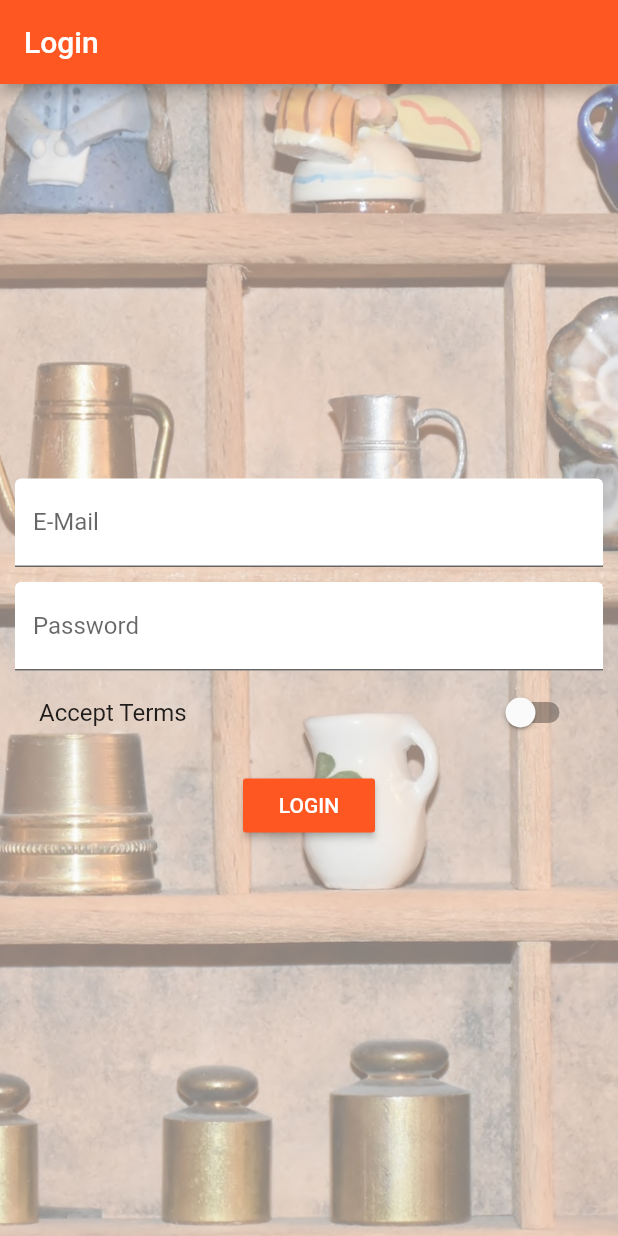
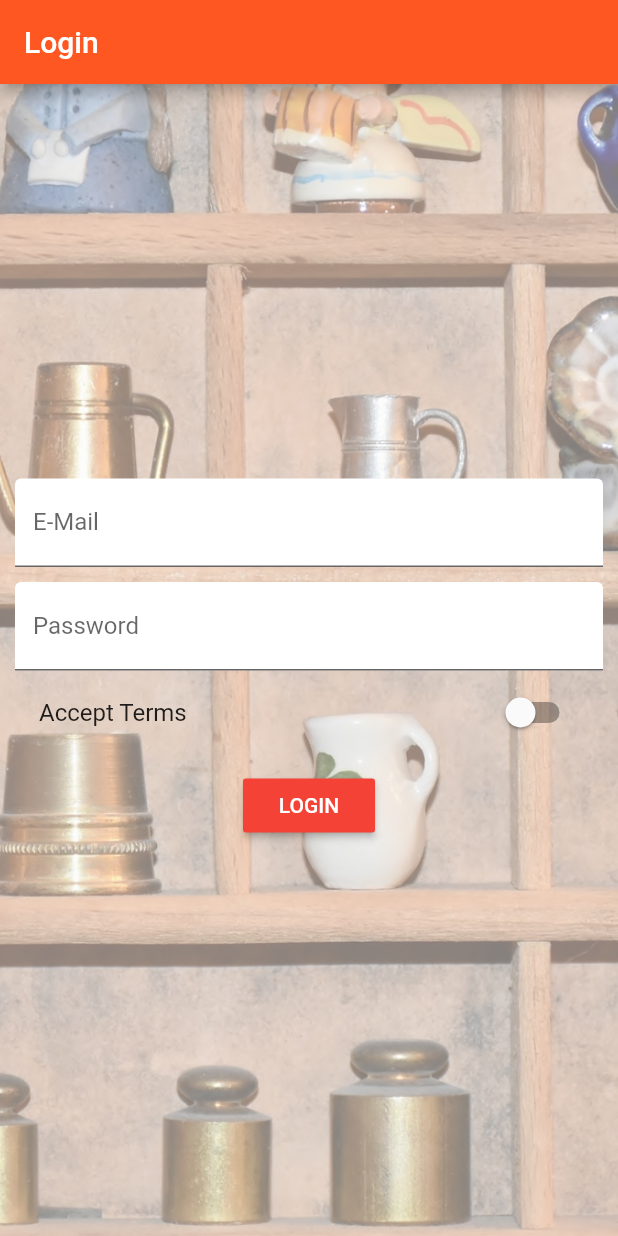
Before and after one commit to OperKH/learn_flutter, a Flutter app: the screen it shows after launch, on a phone screen of 412 x 824 dp. Run offline on Flutter 3.47's test engine with Material 2 defaults, Android fonts, the light colour scheme and no system bars.

Commit message:
Refactoring. Media Queries.

```diff
--- a/widget_deep_dive/lib/main.dart
+++ b/widget_deep_dive/lib/main.dart
@@ -35,6 +35,7 @@ class _MyAppState extends State<MyApp> {
       theme: ThemeData(
         primarySwatch: Colors.deepOrange,
         accentColor: Colors.deepPurple,
+        buttonColor: Colors.red,
       ),
       // home: AuthenticatePage(),
       routes: {
--- a/widget_deep_dive/lib/pages/auth.dart
+++ b/widget_deep_dive/lib/pages/auth.dart
@@ -12,27 +12,17 @@ class _AuthPageState extends State<AuthPage> {
   String _passwordValue;
   bool _acceptTerms = false;
 
-  @override
-  Widget build(BuildContext context) {
-    return Scaffold(
-      appBar: AppBar(
-        title: Text('Login'),
-      ),
-      body: Container(
-        decoration: BoxDecoration(
-          image: DecorationImage(
+  DecorationImage _buildBackgroundImage() {
+    return DecorationImage(
       fit: BoxFit.cover,
-            colorFilter: ColorFilter.mode(
-                Colors.black.withOpacity(0.5), BlendMode.dstATop),
+      colorFilter:
+          ColorFilter.mode(Colors.black.withOpacity(0.5), BlendMode.dstATop),
       image: AssetImage('assets/background.jpg'),
-          ),
-        ),
-        padding: EdgeInsets.only(left: 10, right: 10),
-        child: Center(
-          child: SingleChildScrollView(
-            child: Column(
-              children: <Widget>[
-                TextField(
+    );
+  }
+
+  Widget _buildEmailTextField() {
+    return TextField(
       decoration: InputDecoration(
         labelText: 'E-Mail',
         filled: true,
@@ -44,9 +34,11 @@ class _AuthPageState extends State<AuthPage> {
           _emailValue = value;
         });
       },
-                ),
-                SizedBox(height: 10),
-                TextField(
+    );
+  }
+
+  Widget _buildPasswordTextField() {
+    return TextField(
       decoration: InputDecoration(
         labelText: 'Password',
         filled: true,
@@ -58,8 +50,11 @@ class _AuthPageState extends State<AuthPage> {
           _passwordValue = value;
         });
       },
-                ),
-                SwitchListTile(
+    );
+  }
+
+  Widget _buildAcceptSwitch() {
+    return SwitchListTile(
       value: _acceptTerms,
       onChanged: (bool value) {
         setState(() {
@@ -67,22 +62,51 @@ class _AuthPageState extends State<AuthPage> {
         });
       },
       title: Text('Accept Terms'),
-                ),
-                SizedBox(
-                  height: 10,
-                ),
-                RaisedButton(
-                  color: Theme.of(context).primaryColor,
-                  textColor: Colors.white,
-                  child: Text('LOGIN'),
-                  onPressed: () {
+    );
+  }
+
+  void _submitForm() {
     print(_emailValue);
     print(_passwordValue);
     print(_acceptTerms);
     Navigator.pushReplacementNamed(context, '/products');
-                  },
+  }
+
+  @override
+  Widget build(BuildContext context) {
+    final Orientation deviceOrientation = MediaQuery.of(context).orientation;
+    final double deviceWidth = MediaQuery.of(context).size.width;
+    final double width = deviceOrientation == Orientation.landscape
+        ? deviceWidth * 0.6
+        : deviceWidth;
+
+    return Scaffold(
+      appBar: AppBar(
+        title: Text('Login'),
+      ),
+      body: Container(
+        decoration: BoxDecoration(
+          image: _buildBackgroundImage(),
+        ),
+        padding: EdgeInsets.only(left: 10, right: 10),
+        child: Center(
+          child: SingleChildScrollView(
+            child: Container(
+              width: width,
+              child: Column(
+                children: <Widget>[
+                  _buildEmailTextField(),
+                  SizedBox(height: 10),
+                  _buildPasswordTextField(),
+                  _buildAcceptSwitch(),
+                  SizedBox(height: 10),
+                  RaisedButton(
+                    textColor: Colors.white,
+                    child: Text('LOGIN'),
+                    onPressed: _submitForm,
                   ),
                 ],
+              ),
             ),
           ),
         ),
--- a/widget_deep_dive/lib/pages/product_create.dart
+++ b/widget_deep_dive/lib/pages/product_create.dart
@@ -55,7 +55,6 @@ class _ProductCreatePage extends State<ProductCreatePage> {
   Widget _buildSaveButton() {
     return RaisedButton(
       child: Text('Save'),
-      color: Theme.of(context).accentColor,
       textColor: Colors.white,
       onPressed: _submitForm,
     );
```
Also changed, not shown: widget_deep_dive/lib/pages/product.dart (+5 -24 lines), widget_deep_dive/lib/pages/products.dart (+9 -5 lines), widget_deep_dive/lib/pages/products_admin.dart (+12 -9 lines), widget_deep_dive/lib/widgets/products/product_card.dart (+21 -29 lines), widget_deep_dive/lib/widgets/products/title_price_row.dart (added, +25 -0 lines). Lines whose indentation alone changed are shown as unchanged.
